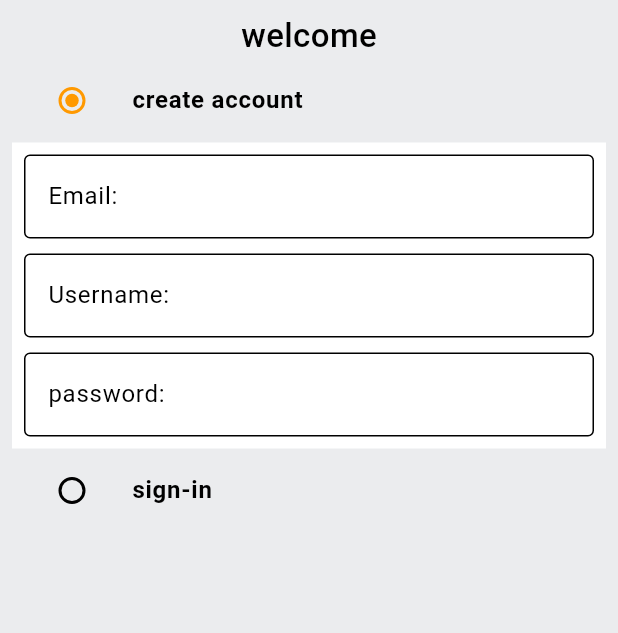
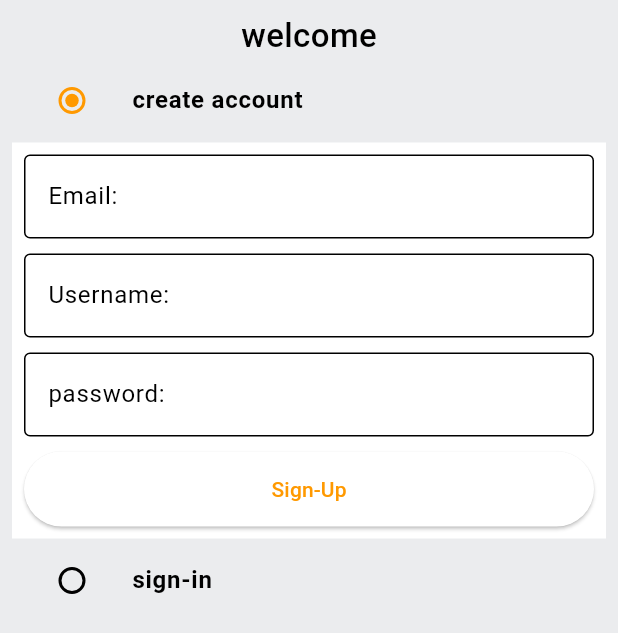
Before and after one commit to sahilsoni9905/amazonClone, a Flutter app: the AuthScreen screen opened by its route, on a phone screen of 412 x 824 dp. Shown: the top 633 px of the screen. Run offline on Flutter 3.47's test engine with Material 3 defaults, Android fonts, the phone set to English and light mode, and no system bars.

Commit message:
almsot signup is done

```diff
--- /dev/null
+++ b/lib/common/widgets/custom_button.dart
@@ -0,0 +1,18 @@
+import 'package:flutter/material.dart';
+
+class CustomButton extends StatelessWidget {
+  const CustomButton({super.key, required this.text, required this.ontap});
+  final String text;
+  final void Function() ontap;
+
+  @override
+  Widget build(BuildContext context) {
+    return ElevatedButton(
+      child: Text(text),
+      onPressed: ontap,
+      style: ElevatedButton.styleFrom(
+        minimumSize: const Size(double.infinity, 50),
+      ),
+    );
+  }
+}
--- a/lib/features/auth/screens/auth_screen.dart
+++ b/lib/features/auth/screens/auth_screen.dart
@@ -1,3 +1,4 @@
+import 'package:amazon_clone/common/widgets/custom_button.dart';
 import 'package:amazon_clone/common/widgets/custom_text_field.dart';
 import 'package:amazon_clone/constants/global_variables.dart';
 import 'package:flutter/material.dart';
@@ -61,7 +62,7 @@ class _AuthScreenState extends State<AuthScreen> {
             if (_auth == Auth.signup)
               Container(
                 padding: const EdgeInsets.all(8),
-                color: Color.fromARGB(255, 255, 255, 255),
+                color: const Color.fromARGB(255, 255, 255, 255),
                 child: Form(
                   key: _signUpFormKey,
                   child: Column(
@@ -83,7 +84,11 @@ class _AuthScreenState extends State<AuthScreen> {
                       CustomTextField(
                         controller: _passwordController,
                         hintText: "password:",
-                      )
+                      ),
+                      const SizedBox(
+                        height: 10,
+                      ),
+                      CustomButton(text: "Sign-Up", ontap: () {})
                     ],
                   ),
                 ),
```
